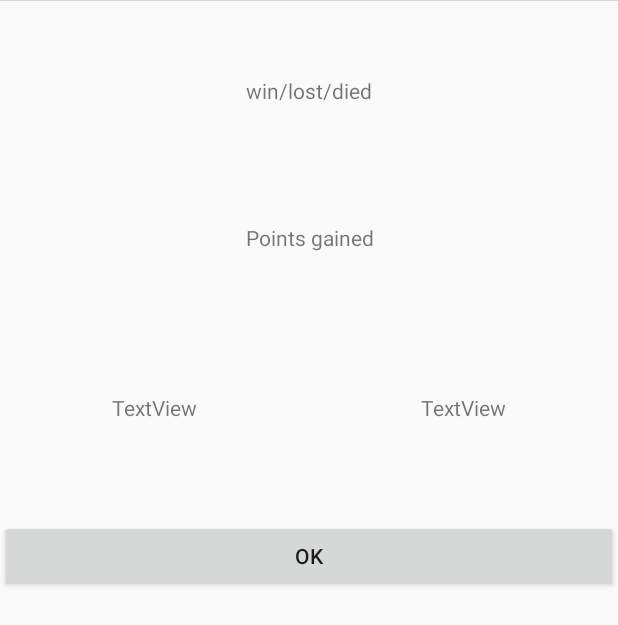
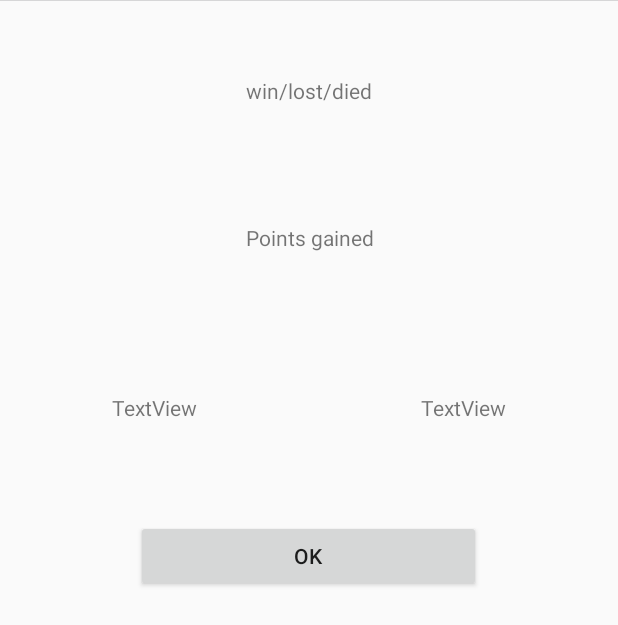
Before and after one commit to itisthoughttobemaeri/MostriDaTasca, an Android app: the layout fragment_mapobject_result.xml on its own in the app's theme, with its tools: preview values and no code run, on a phone screen of 412 x 824 dp. Shown: the top 625 px of the screen. Run offline under Robolectric (Android 15) with nearby library versions, the phone set to English and light mode, and no system bars; network calls fail.

Commit message:
Monster battle working

```diff
--- a/app/src/main/java/com/example/progetto/SplashScreen.java
+++ b/app/src/main/java/com/example/progetto/SplashScreen.java
@@ -155,7 +155,7 @@ public class SplashScreen extends AppCompatActivity {
     private void doSetProfile(String string) {
         // Json object must be session id
         String url = "https://ewserver.di.unimi.it/mobicomp/mostri/setprofile.php";
-        String json = "{'session_id':" + string + ", 'username': 'Player', 'image':' '}";
+        String json = "{'session_id':" + string + ", 'username': 'Player', 'image': '' }";
 
         // TO DO : set image default
 
--- a/app/src/main/res/layout/fragment_mapobject_result.xml
+++ b/app/src/main/res/layout/fragment_mapobject_result.xml
@@ -52,8 +52,9 @@
 
     <Button
         android:id="@+id/ok"
-        android:layout_width="match_parent"
+        android:layout_width="230dp"
         android:layout_height="wrap_content"
+        android:layout_gravity="center"
         android:text="Ok"
         android:visibility="visible" />
 
```
